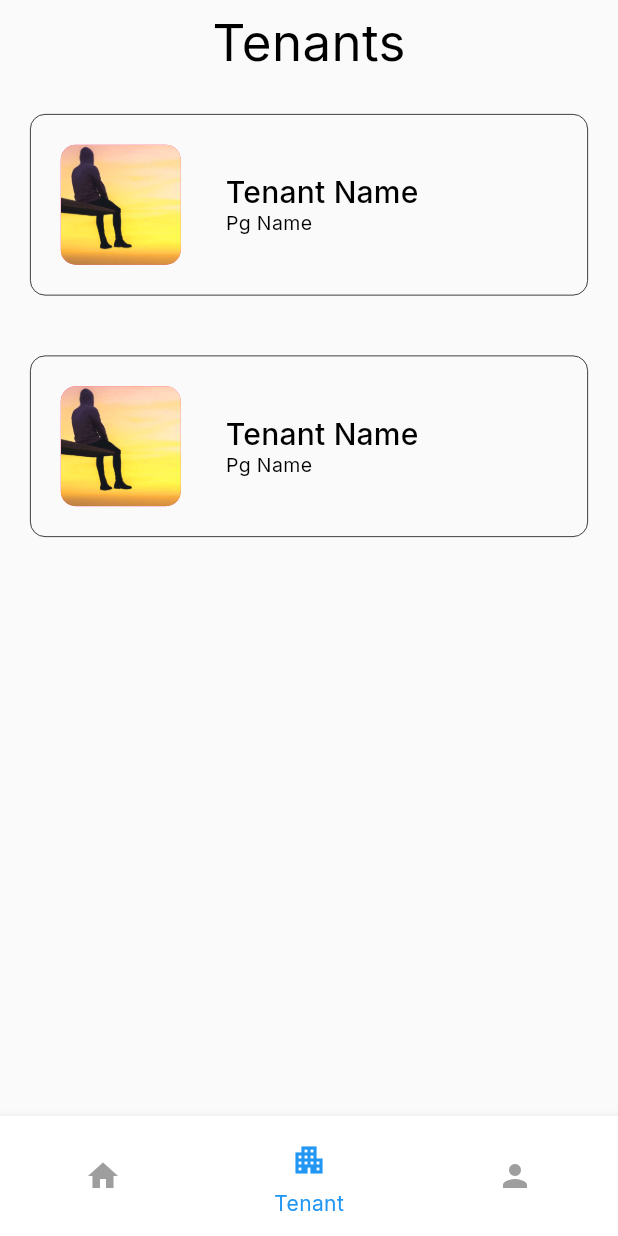
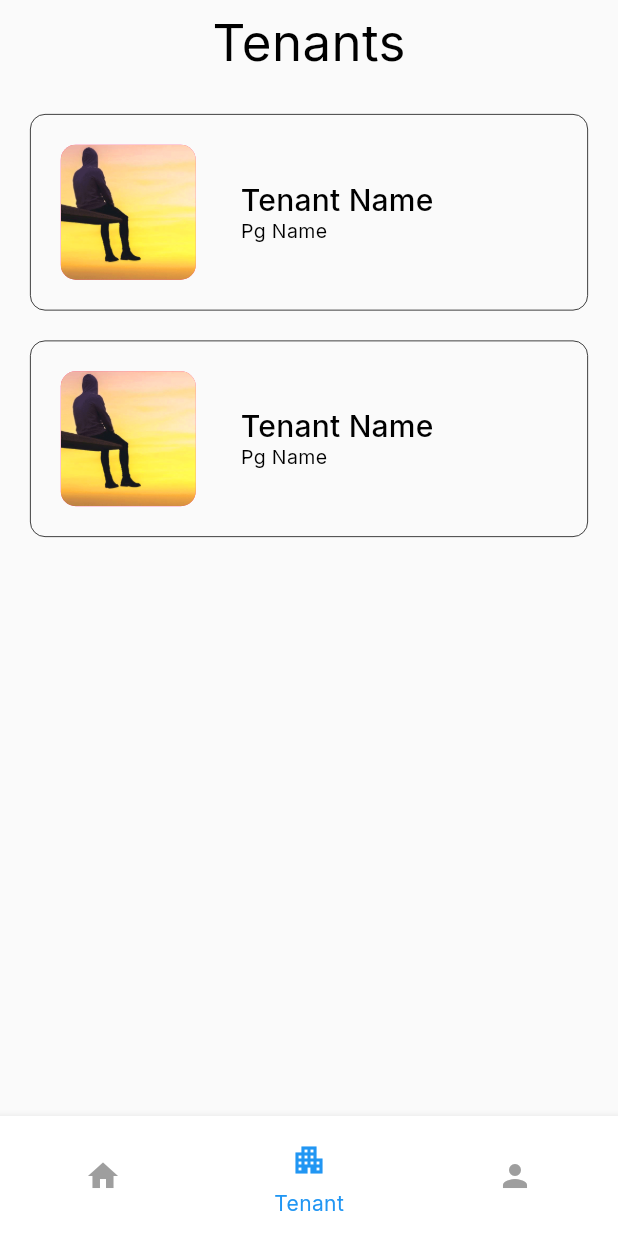
Before and after one commit to A-d-i-b/RentIt-Owner, a Flutter app: the screen it shows after launch, swiped to page 2, on a phone screen of 412 x 824 dp. Run offline on Flutter 3.47's test engine with Material 2 defaults, Android fonts, the phone set to English and light mode, and no system bars; our stand-ins replace get, google_fonts, image_picker; network calls fail.

Commit message:
modified landing home screen and tenant list

```diff
--- a/lib/Screens/tenant_list_screen.dart
+++ b/lib/Screens/tenant_list_screen.dart
@@ -55,11 +55,20 @@ class _TenantListState extends State<TenantList> {
           style: Get.textTheme.headline4,
         ),
       ),
-      body: ListView.builder(
-        itemCount: cards.length,
-        itemBuilder: (BuildContext context, int index) {
-          return cards[index];
-        },
+      body: Padding(
+        padding: const EdgeInsets.only(top: 20.0),
+        child: ListView.separated(
+          itemCount: cards.length,
+          itemBuilder: (BuildContext context, int index) {
+            return Padding(
+              padding: const EdgeInsets.symmetric(horizontal: 20.0),
+              child: cards[index],
+            );
+          },
+          separatorBuilder: (BuildContext context, int index) {
+            return const SizedBox(height: 20);
+          },
+        ),
       ),
     );
   }
--- a/lib/utils/tenant_card.dart
+++ b/lib/utils/tenant_card.dart
@@ -25,7 +25,6 @@ class _TenantCardState extends State<TenantCard> {
     return GestureDetector(
       onTap: widget.onTap,
       child: Container(
-        margin: const EdgeInsets.all(20),
         padding: const EdgeInsets.all(20),
         decoration: BoxDecoration(
           borderRadius: BorderRadius.circular(10),
@@ -37,8 +36,8 @@ class _TenantCardState extends State<TenantCard> {
         child: Row(
           children: [
             Container(
-              width: 80,
-              height: 80,
+              width: 90,
+              height: 90,
               decoration: BoxDecoration(
                 image: DecorationImage(
                   fit: BoxFit.cover,
--- a/lib/widgets/property_card.dart
+++ b/lib/widgets/property_card.dart
@@ -23,7 +23,7 @@ class PropertyCard extends StatelessWidget {
             children: [
               SizedBox(
                 height: Get.width / 2.5,
-                width: Get.width / 2.25,
+                width: Get.width / 2,
                 child: ClipRRect(
                   borderRadius: BorderRadius.circular(8),
                   child: Image.network(
```
Also changed, not shown: lib/Screens/landing_home_screen.dart (+31 -4 lines).
